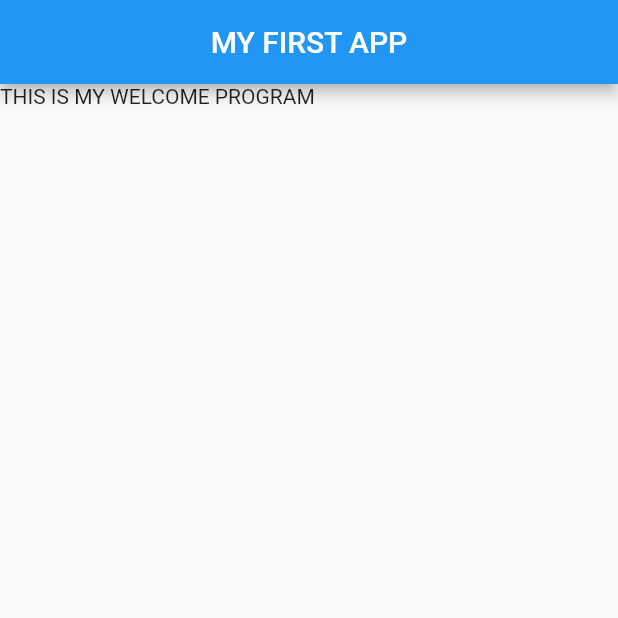
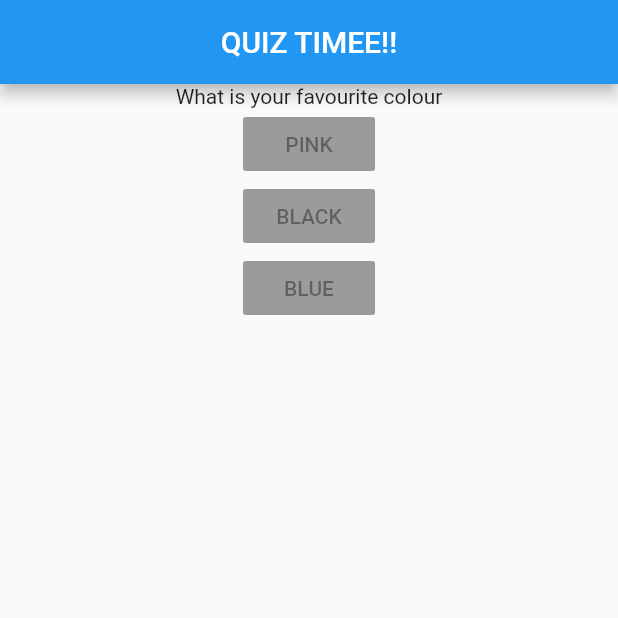
Before and after one commit to harleenkaurchadha/quiz_app, a Flutter app: the screen it shows after launch, on a phone screen of 412 x 824 dp, the top half of it. Run offline on Flutter 3.47's test engine with Material 2 defaults, Android fonts, the phone set to English and light mode, and no system bars.

Commit message:
quiz app basic with null button

```diff
--- a/lib/main.dart
+++ b/lib/main.dart
@@ -10,12 +10,27 @@ class MyApp extends StatelessWidget {
   //indicating to override the build functn and providing our own definition
   Widget build(BuildContext context) {
     //build is called by flutter when we try to draw something on screen
-    return MaterialApp(home: Scaffold(  //scaffold is used for creating base page design
+    return MaterialApp(
+        home: Scaffold(
+      //scaffold is used for creating base page design
       appBar: AppBar(
-        title: Center(child: Text('MY FIRST APP')),
+        title: Center(child: Text('QUIZ TIMEE!!')),
       ),
-      body: Text('THIS IS MY WELCOME PROGRAM'),
-    )
-    );
+      body: Column(children: [
+        Center(child: Text('What is your favourite colour')),
+        RaisedButton(
+          child: Text('PINK'),
+          onPressed: null,
+        ),
+        RaisedButton(
+          child: Text('BLACK'),
+          onPressed: null,
+        ),
+        RaisedButton(
+          child: Text('BLUE'),
+          onPressed: null,
+        ),
+      ]),
+    ));
   }
 }
```
